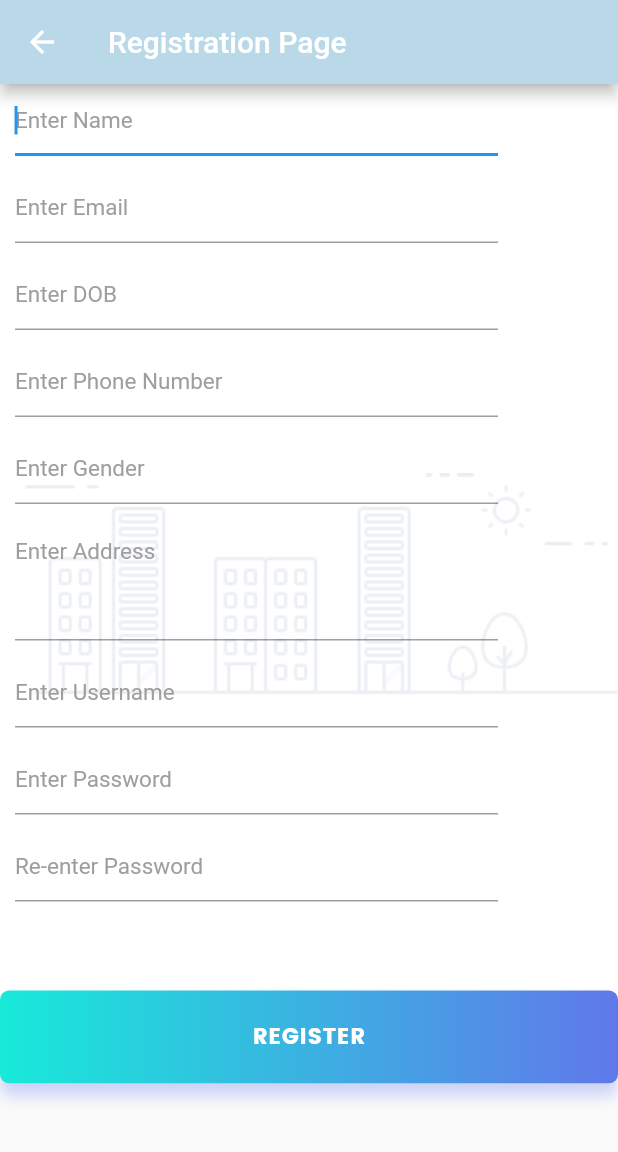
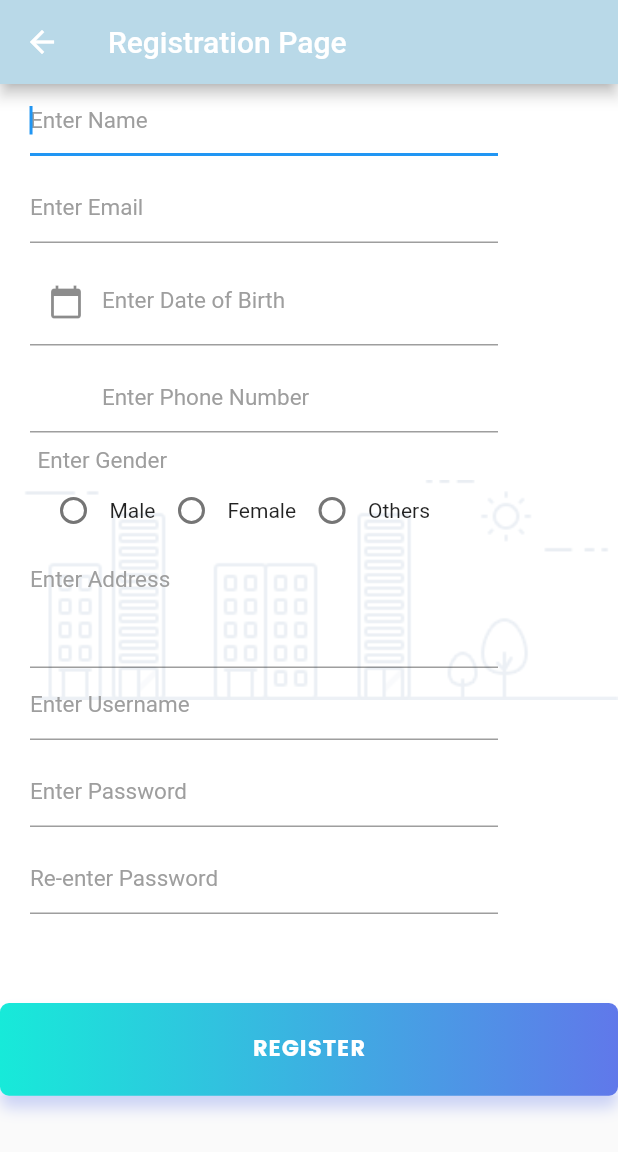
Before and after one commit to anu-baby97/lab_test_app, a Flutter app: the RegistrationScreen screen opened by its route, on a phone screen of 412 x 824 dp. Shown: the top 1152 px of the screen. Run offline on Flutter 3.47's test engine with Material 2 defaults, Android fonts, the phone set to English and light mode, and no system bars; our stand-ins replace cloud_firestore, firebase_auth, firebase_core, flutter_screenutil, modal_progress_hud; accounts and stored records are empty.

Commit message:
(added validations to text field in reg screen also added calender to dob field)

```diff
--- a/lib/Screens/RegistrationScreen.dart
+++ b/lib/Screens/RegistrationScreen.dart
@@ -21,11 +21,74 @@ class _RegistrationScreenState extends State<RegistrationScreen> {
   String email;
   String dob;
   String phno;
-  String gender;
+  String genderSelect;
   String address;
   String uname;
   String password;
   String confirmpassword;
+
+  List gender = ["Male", "Female", "Other"];
+
+  Widget addRadioButton(int btnValue, String title) {
+    return Row(
+      children: <Widget>[
+        Radio(
+          activeColor: Theme.of(context).primaryColor,
+          value: gender[btnValue],
+          groupValue: genderSelect,
+          onChanged: (value) {
+            setState(() {
+              print(value);
+              genderSelect = value;
+            });
+          },
+        ),
+        Text(title)
+      ],
+    );
+  }
+
+  final GlobalKey<FormState> _regFormKey = GlobalKey<FormState>();
+
+  String emailValidator(String value) {
+    Pattern pattern =
+        r'^(([^<>()[\]\\.,;:\s@\"]+(\.[^<>()[\]\\.,;:\s@\"]+)*)|(\".+\"))@((\[[0-9]{1,3}\.[0-9]{1,3}\.[0-9]{1,3}\.[0-9]{1,3}\])|(([a-zA-Z\-0-9]+\.)+[a-zA-Z]{2,}))$';
+    RegExp regex = new RegExp(pattern);
+    if (!regex.hasMatch(value)) {
+      return 'Email format is invalid';
+    } else {
+      return null;
+    }
+  }
+
+  String pwdValidator(String value) {
+    if (value.length < 8) {
+      return 'Password must be longer than 8 characters';
+    } else {
+      return null;
+    }
+  }
+
+  DateTime selectedDate = DateTime.now();
+
+  TextEditingController _date = new TextEditingController();
+
+  Future<Null> _selectDate(BuildContext context) async {
+    final DateTime picked = await showDatePicker(
+      context: context,
+      initialDate: selectedDate,
+      firstDate: DateTime(1901),
+      lastDate: DateTime(2100),
+      errorFormatText: 'Enter valid date',
+      errorInvalidText: 'Enter date in valid range',
+    );
+    if (picked != null && picked != selectedDate)
+      setState(() {
+        selectedDate = picked;
+
+        _date.value = TextEditingValue(text: picked.toString());
+      });
+  }
 
   @override
   Widget build(BuildContext context) {
@@ -45,24 +108,29 @@ class _RegistrationScreenState extends State<RegistrationScreen> {
           inAsyncCall: showSpinner,
           child: SingleChildScrollView(
             child: Container(
-//          width: double.infinity,
-////      height: ScreenUtil.getInstance().setHeight(500),
-//          padding: EdgeInsets.only(left: 1),
               decoration: BoxDecoration(
                 image: DecorationImage(
                     image: AssetImage('assets/image_02.png'),
                     fit: BoxFit.fitWidth),
                 color: Colors.white,
               ),
+              child: Form(
+                key: _regFormKey,
                 child: Column(
                   mainAxisSize: MainAxisSize.min,
                   children: <Widget>[
                     Padding(
-                    padding: EdgeInsets.fromLTRB(10, 0, 80, 10),
+                      padding: EdgeInsets.fromLTRB(20, 0, 80, 10),
                       child: Column(
                         children: [
-                        TextField(
+                          TextFormField(
                             autofocus: true,
+                            validator: (value) {
+                              if (value.isEmpty) {
+                                return 'Please enter some text';
+                              }
+                              return null;
+                            },
                             onChanged: (value) {
                               name = value;
                             },
@@ -77,109 +145,154 @@ class _RegistrationScreenState extends State<RegistrationScreen> {
                     ),
                     Flexible(
                       child: Padding(
-                      padding: EdgeInsets.fromLTRB(10, 0, 80, 10),
-                      child: TextField(
+                        padding: EdgeInsets.fromLTRB(20, 0, 80, 10),
+                        child: TextFormField(
+                          validator: emailValidator,
                           onChanged: (value) {
                             email = value;
                           },
                           keyboardType: TextInputType.emailAddress,
                           decoration: InputDecoration(
                               hintText: "Enter Email",
-                            hintStyle:
-                                TextStyle(color: Colors.grey, fontSize: 15.0)),
+                              hintStyle: TextStyle(
+                                  color: Colors.grey, fontSize: 15.0)),
                         ),
                       ),
                     ),
                     Flexible(
                       child: Padding(
-                      padding: EdgeInsets.fromLTRB(10, 0, 80, 10),
-                      child: TextField(
+                        padding: EdgeInsets.fromLTRB(20, 0, 80, 10),
+                        child: GestureDetector(
+                          onTap: () => _selectDate(context),
+                          child: AbsorbPointer(
+                            child: TextFormField(
+                              controller: _date,
                               onChanged: (value) {
                                 dob = value;
                               },
                               keyboardType: TextInputType.datetime,
                               decoration: InputDecoration(
-                            hintText: "Enter DOB",
-                            hintStyle:
-                                TextStyle(color: Colors.grey, fontSize: 15.0)),
+                                  labelText: 'Enter Date of Birth',
+                                  labelStyle: TextStyle(
+                                      color: Colors.grey, fontSize: 15),
+                                  prefixIcon: Icon(Icons.calendar_today)),
+                            ),
+                          ),
                         ),
                       ),
                     ),
                     Flexible(
                       child: Padding(
-                      padding: EdgeInsets.fromLTRB(10, 0, 80, 10),
-                      child: TextField(
+                        padding: EdgeInsets.fromLTRB(20, 0, 80, 10),
+                        child: TextFormField(
+                          validator: (value) {
+                            if (value.length < 10 || value.length > 10) {
+                              return 'Phone number invalid';
+                            } else {
+                              return null;
+                            }
+                          },
                           onChanged: (value) {
                             phno = value;
                           },
                           keyboardType: TextInputType.phone,
                           decoration: InputDecoration(
+                              prefixText: "      +91 ",
+                              prefixStyle: TextStyle(
+                                color: Colors.black,
+                              ),
                               hintText: "Enter Phone Number",
-                            hintStyle:
-                                TextStyle(color: Colors.grey, fontSize: 15.0)),
+                              hintStyle: TextStyle(
+                                  color: Colors.grey, fontSize: 15.0)),
                         ),
                       ),
                     ),
                     Flexible(
                       child: Padding(
-                      padding: EdgeInsets.fromLTRB(10, 0, 80, 10),
-                      child: TextField(
-                        onChanged: (value) {
-                          gender = value;
-                        },
-                        decoration: InputDecoration(
-                            hintText: "Enter Gender",
-                            hintStyle:
-                                TextStyle(color: Colors.grey, fontSize: 15.0)),
+                        padding: EdgeInsets.fromLTRB(25, 0, 40, 0),
+                        child: Column(
+                          crossAxisAlignment: CrossAxisAlignment.start,
+                          children: [
+                            Text(
+                              "Enter Gender",
+                              style:
+                                  TextStyle(color: Colors.grey, fontSize: 15),
+                            ),
+                            Row(
+                              children: <Widget>[
+                                addRadioButton(0, 'Male'),
+                                addRadioButton(1, 'Female'),
+                                addRadioButton(2, 'Others'),
+                              ],
+                            ),
+                          ],
                         ),
                       ),
                     ),
                     Flexible(
                       child: Padding(
-                      padding: EdgeInsets.fromLTRB(10, 0, 80, 10),
-                      child: TextField(
+                        padding: EdgeInsets.fromLTRB(20, 0, 80, 0),
+                        child: TextFormField(
+                          validator: (value) {
+                            if (value.isEmpty) {
+                              return 'Please enter some text';
+                            }
+                            return null;
+                          },
                           onChanged: (value) {
                             address = value;
                           },
                           maxLines: 3,
                           decoration: InputDecoration(
                               hintText: "Enter Address",
-                            hintStyle:
-                                TextStyle(color: Colors.grey, fontSize: 15.0)),
+                              hintStyle: TextStyle(
+                                  color: Colors.grey, fontSize: 15.0)),
                         ),
                       ),
                     ),
                     Flexible(
                       child: Padding(
-                      padding: EdgeInsets.fromLTRB(10, 0, 80, 10),
-                      child: TextField(
+                        padding: EdgeInsets.fromLTRB(20, 0, 80, 10),
+                        child: TextFormField(
+                          validator: (value) {
+                            if (value.isEmpty) {
+                              return 'Please enter some text';
+                            }
+                            return null;
+                          },
                           onChanged: (value) {
                             uname = value;
                           },
                           decoration: InputDecoration(
                               hintText: "Enter Username",
-                            hintStyle:
-                                TextStyle(color: Colors.grey, fontSize: 15.0)),
+                              hintStyle: TextStyle(
+                                  color: Colors.grey, fontSize: 15.0)),
                         ),
                       ),
                     ),
                     Flexible(
                       child: Padding(
-                      padding: EdgeInsets.fromLTRB(10, 0, 80, 10),
-                      child: TextField(
+                        padding: EdgeInsets.fromLTRB(20, 0, 80, 10),
+                        child: TextFormField(
+                          validator: (value) {
+                            if (value.length < 8) {
+                              return 'Password must be longer than 8 characters';
+                            }
+                            return null;
+                          },
                           onChanged: (value) {
                             password = value;
                           },
                           decoration: InputDecoration(
                               hintText: "Enter Password",
-                            hintStyle:
-                                TextStyle(color: Colors.grey, fontSize: 15.0)),
+                              hintStyle: TextStyle(
+                                  color: Colors.grey, fontSize: 15.0)),
                         ),
                       ),
                     ),
                     Flexible(
                       child: Padding(
-                      padding: EdgeInsets.fromLTRB(10, 0, 80, 10),
+                        padding: EdgeInsets.fromLTRB(20, 0, 80, 10),
                         child: TextField(
                           onChanged: (value) {
                             confirmpassword = value;
@@ -219,23 +332,27 @@ class _RegistrationScreenState extends State<RegistrationScreen> {
                                 'email': email,
                                 'dob': dob,
                                 'phone': phno,
+                                'gender': genderSelect,
                                 'address': address,
                                 'username': uname,
                                 'password': password,
                                 'confirmpassword': confirmpassword,
                               });
+
+                              try {
+                                if (_regFormKey.currentState.validate()) {
                                   setState(() {
                                     showSpinner = true;
                                   });
-                            try {
                                   if (password == confirmpassword) {
-                                final newUser =
-                                    await _auth.createUserWithEmailAndPassword(
+                                    final newUser = await _auth
+                                        .createUserWithEmailAndPassword(
                                             email: email, password: password);
                                     if (newUser != null) {
-                                  Navigator.pushNamedAndRemoveUntil(
-                                      context, LoginScreen.id, (route) => true);
+                                      Navigator.pushNamedAndRemoveUntil(context,
+                                          LoginScreen.id, (route) => true);
                                     }
+
                                     setState(() {
                                       showSpinner = false;
                                     });
@@ -245,8 +362,8 @@ class _RegistrationScreenState extends State<RegistrationScreen> {
                                         builder: (BuildContext context) {
                                           return AlertDialog(
                                             title: Text("Error"),
-                                        content:
-                                            Text("The passwords do not match"),
+                                            content: Text(
+                                                "The passwords do not match"),
                                             actions: <Widget>[
                                               FlatButton(
                                                 child: Text("Close"),
@@ -260,6 +377,7 @@ class _RegistrationScreenState extends State<RegistrationScreen> {
                                             ],
                                           );
                                         });
+                                  }
                                 }
                               } catch (e) {
                                 print(e);
@@ -285,6 +403,7 @@ class _RegistrationScreenState extends State<RegistrationScreen> {
             ),
           ),
         ),
+      ),
     );
   }
 }
```
Lines whose indentation alone changed are shown as unchanged.
